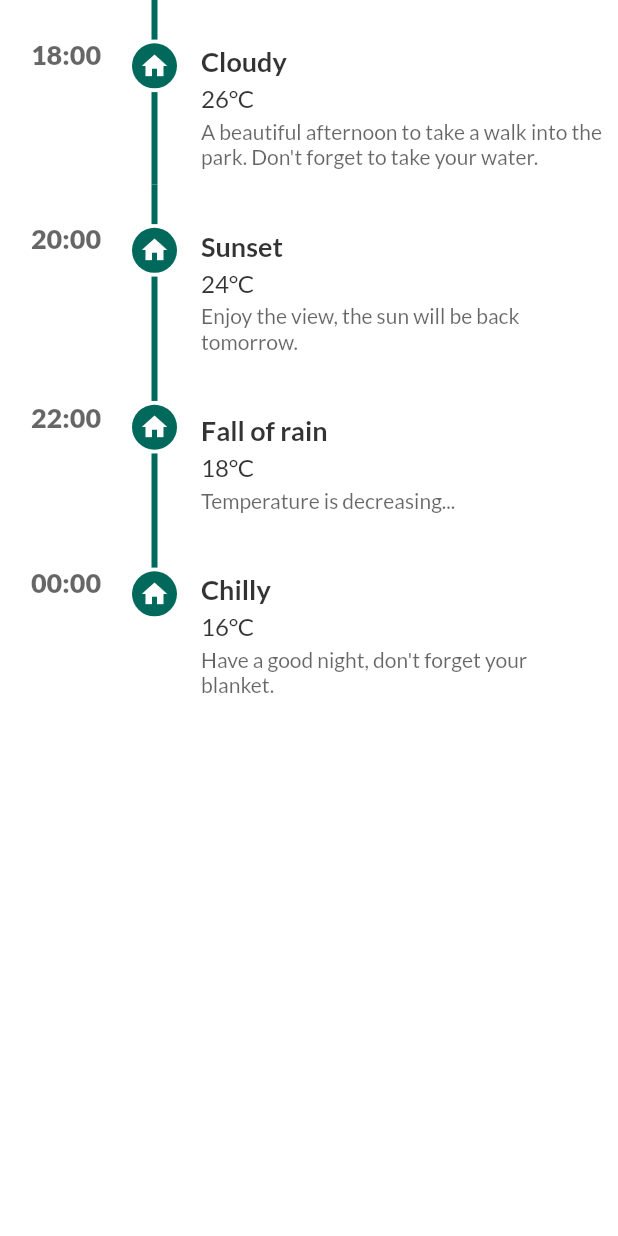
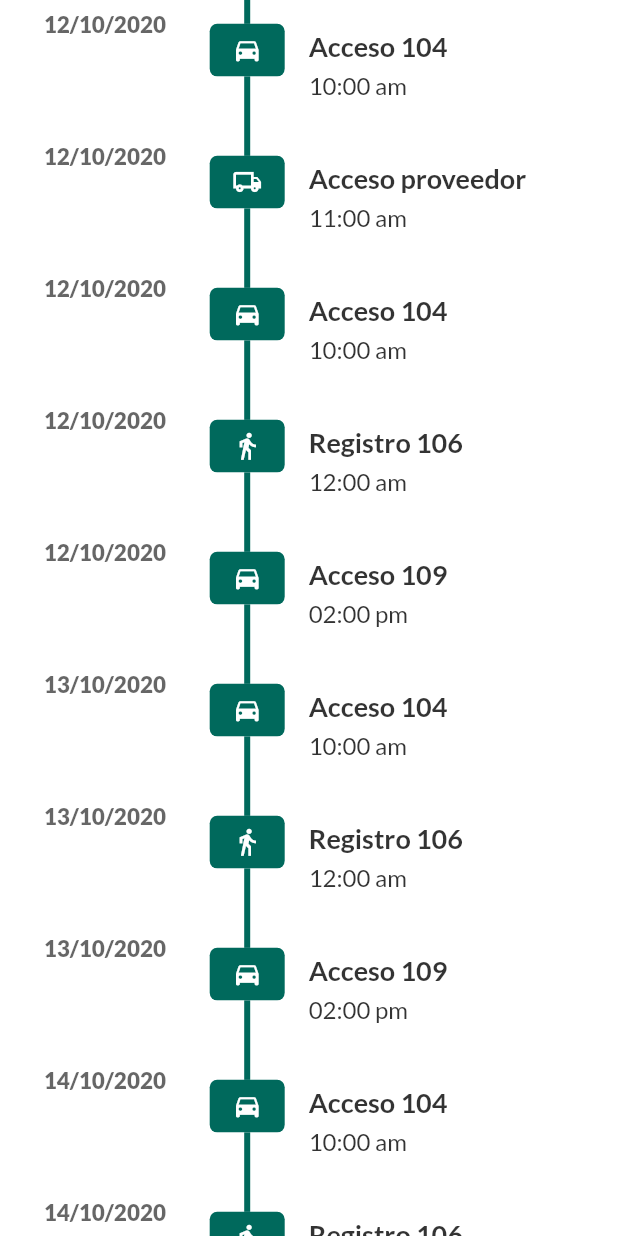
Before and after one commit to FcoSuastegui/Flutter, a Flutter app: the BitacoraBody widget shown alone on an empty page, opened directly, on a phone screen of 412 x 824 dp. Run offline on Flutter 3.47's test engine with Material 2 defaults, Android fonts, the phone set to English and light mode, and no system bars; drawn by our look-alikes of timeline_tile; our stand-ins replace badges, dropdown_search, flutter_icons, get, google_fonts, google_nav_bar and 3 more; missing offline and left inert: barcode_scan, direct_select_flutter, flutter_form_bloc.

Commit message:
vista de bitacora terminada

```diff
--- a/lib/src/routes/routes.dart
+++ b/lib/src/routes/routes.dart
@@ -1,3 +1,4 @@
+import 'package:PipoVigilante/src/views/bitacora/bitacora_details_view.dart';
 import 'package:get/get.dart';
 import 'package:PipoVigilante/src/views/acceso/acceso_peatonal_view.dart';
 import 'package:PipoVigilante/src/views/acceso/acceso_vehiculo_view.dart';
@@ -34,6 +35,10 @@ class Routes {
       page: () => BitacoraView(),
     ),
     GetPage(
+      name: BitacoraDetailsView.routeName,
+      page: () => BitacoraDetailsView(),
+    ),
+    GetPage(
       name: AccesoVehiculoView.routeName,
       page: () => AccesoVehiculoView(),
       binding: AccesoBinding(),
--- a/lib/src/views/bitacora/components/bitacora_body.dart
+++ b/lib/src/views/bitacora/components/bitacora_body.dart
@@ -1,62 +1,137 @@
 import 'package:PipoVigilante/src/views/bitacora/components/bitacora_icon_indicator.dart';
 import 'package:PipoVigilante/src/views/bitacora/components/bitacora_time_line.dart';
 import 'package:flutter/material.dart';
+import 'package:get/get.dart';
 
 class BitacoraBody extends StatelessWidget {
   const BitacoraBody({Key key}) : super(key: key);
 
   @override
   Widget build(BuildContext context) {
-    return Theme(
-      data: Theme.of(context).copyWith(
-        accentColor: Colors.black
-      ),
-      child: ListView(
+    return ListView(
       children: <Widget>[
         BitacoraTimeLine(
           indicator: const BitacoraIconIndicator(
-              iconData: Icons.home,
+            iconData: Icons.directions_car,
             size: 20,
           ),
-            time: '18:00',
-            weather: 'Cloudy',
-            temperature: '26°C',
-            phrase: 'A beautiful afternoon to take a walk into the park.'
-                " Don't forget to take your water.",
+          time: '12/10/2020',
+          title: 'Acceso 104',
+          subtitle: '10:00 am',
+          onTap: () => Get.toNamed('/bitacora-details'),
         ),
         BitacoraTimeLine(
           indicator: const BitacoraIconIndicator(
-              iconData: Icons.home,
+            iconData: Icons.local_shipping_outlined,
             size: 20,
           ),
-            time: '20:00',
-            weather: 'Sunset',
-            temperature: '24°C',
-            phrase: 'Enjoy the view, the sun will be back tomorrow.',
+          time: '12/10/2020',
+          title: 'Acceso proveedor',
+          subtitle: '11:00 am',
+          description: "",
+          onTap: () => Get.toNamed('/bitacora-details'),
         ),
         BitacoraTimeLine(
           indicator: const BitacoraIconIndicator(
-              iconData: Icons.home,
+            iconData: Icons.directions_car,
             size: 20,
           ),
-            time: '22:00',
-            weather: 'Fall of rain',
-            temperature: '18°C',
-            phrase: 'Temperature is decreasing...',
+          time: '12/10/2020',
+          title: 'Acceso 104',
+          subtitle: '10:00 am',
+          description: "",
+          onTap: () => Get.toNamed('/bitacora-details'),
         ),
         BitacoraTimeLine(
           indicator: const BitacoraIconIndicator(
-              iconData: Icons.home,
+            iconData: Icons.directions_walk,
             size: 20,
           ),
-            time: '00:00',
-            weather: 'Chilly',
-            temperature: '16°C',
-            phrase: "Have a good night, don't forget your blanket.",
+          time: '12/10/2020',
+          title: 'Registro 106',
+          subtitle: '12:00 am',
+          description: "",
+          onTap: () => Get.toNamed('/bitacora-details'),
+        ),
+        BitacoraTimeLine(
+          indicator: const BitacoraIconIndicator(
+            iconData: Icons.directions_car,
+            size: 20,
+          ),
+          time: '12/10/2020',
+          title: 'Acceso 109',
+          subtitle: '02:00 pm',
+          description: "",
+          onTap: () => Get.toNamed('/bitacora-details'),
+        ),
+        BitacoraTimeLine(
+          indicator: const BitacoraIconIndicator(
+            iconData: Icons.directions_car,
+            size: 20,
+          ),
+          time: '13/10/2020',
+          title: 'Acceso 104',
+          subtitle: '10:00 am',
+          description: "",
+          onTap: () => Get.toNamed('/bitacora-details'),
+        ),
+        BitacoraTimeLine(
+          indicator: const BitacoraIconIndicator(
+            iconData: Icons.directions_walk,
+            size: 20,
+          ),
+          time: '13/10/2020',
+          title: 'Registro 106',
+          subtitle: '12:00 am',
+          description: "",
+          onTap: () => Get.toNamed('/bitacora-details'),
+        ),
+        BitacoraTimeLine(
+          indicator: const BitacoraIconIndicator(
+            iconData: Icons.directions_car,
+            size: 20,
+          ),
+          time: '13/10/2020',
+          title: 'Acceso 109',
+          subtitle: '02:00 pm',
+          description: "",
+          onTap: () => Get.toNamed('/bitacora-details'),
+        ),
+        BitacoraTimeLine(
+          indicator: const BitacoraIconIndicator(
+            iconData: Icons.directions_car,
+            size: 20,
+          ),
+          time: '14/10/2020',
+          title: 'Acceso 104',
+          subtitle: '10:00 am',
+          description: "",
+          onTap: () => Get.toNamed('/bitacora-details'),
+        ),
+        BitacoraTimeLine(
+          indicator: const BitacoraIconIndicator(
+            iconData: Icons.directions_walk,
+            size: 20,
+          ),
+          time: '14/10/2020',
+          title: 'Registro 106',
+          subtitle: '12:00 am',
+          description: "",
+          onTap: () => Get.toNamed('/bitacora-details'),
+        ),
+        BitacoraTimeLine(
+          indicator: const BitacoraIconIndicator(
+            iconData: Icons.directions_car,
+            size: 20,
+          ),
+          time: '14/10/2020',
+          title: 'Acceso 109',
+          subtitle: '02:00 pm',
+          description: "",
           isLast: true,
+          onTap: () => Get.toNamed('/bitacora-details'),
         ),
       ],
-      ),
     );
   }
 }
--- a/lib/src/views/bitacora/components/bitacora_icon_indicator.dart
+++ b/lib/src/views/bitacora/components/bitacora_icon_indicator.dart
@@ -16,7 +16,8 @@ class BitacoraIconIndicator extends StatelessWidget {
       children: [
         Container(
           decoration: BoxDecoration(
-            shape: BoxShape.circle,
+            shape: BoxShape.rectangle,
+            borderRadius: BorderRadius.circular(5.0),
             color: AppTheme.kPrimaryColor,
           ),
         ),
@@ -24,13 +25,9 @@ class BitacoraIconIndicator extends StatelessWidget {
           child: Align(
             alignment: Alignment.center,
             child: SizedBox(
-              height: 30,
-              width: 30,
-              child: Icon(
-                iconData,
-                size: size,
-                color: Colors.white
-              ),
+              height: 50.0,
+              width: 50.0,
+              child: Icon(iconData, size: size, color: Colors.white),
             ),
           ),
         ),
--- a/lib/src/views/bitacora/components/bitacora_time_line.dart
+++ b/lib/src/views/bitacora/components/bitacora_time_line.dart
@@ -7,74 +7,82 @@ import 'package:timeline_tile/timeline_tile.dart';
 class BitacoraTimeLine extends StatelessWidget {
   final BitacoraIconIndicator indicator;
   final String time;
-  final String weather;
-  final String temperature;
-  final String phrase;
+  final String title;
+  final String subtitle;
+  final String description;
   final bool isLast;
+  final Function onTap;
 
   BitacoraTimeLine({
     Key key,
     this.indicator,
-    this.time,
-    this.weather,
-    this.temperature,
-    this.phrase,
+    @required this.time,
+    @required this.title,
+    this.subtitle,
+    this.description,
     this.isLast = false,
+    this.onTap,
   }) : super(key: key);
 
   @override
   Widget build(BuildContext context) {
     return TimelineTile(
       alignment: TimelineAlign.manual,
-      lineXY: 0.25,
+      lineXY: 0.4,
       beforeLineStyle: LineStyle(color: AppTheme.kPrimaryColor),
       indicatorStyle: IndicatorStyle(
         indicatorXY: 0.3,
         drawGap: true,
-        width: 30.0,
-        height: 35,
+        width: 50.0,
+        height: 35.0,
         indicator: indicator,
       ),
       isLast: isLast,
       startChild: Center(
         child: Container(
-          alignment: const Alignment(0.0, -0.50),
+          alignment: const Alignment(0.0, -0.80),
           child: Text(
-            time,
+            time ?? '',
             style: GoogleFonts.lato(
-              fontSize: 18,
+              fontSize: 15.0,
               color: Colors.black.withOpacity(0.6),
               fontWeight: FontWeight.w800,
             ),
           ),
         ),
       ),
-      endChild: Padding(
-        padding:
-            const EdgeInsets.only(left: 16, right: 10, top: 30, bottom: 10),
+      endChild: GestureDetector(
+        onTap: onTap,
+        child: Padding(
+          padding: const EdgeInsets.only(
+            left: 16.0,
+            right: 10.0,
+            top: 20.0,
+            bottom: 0.0,
+          ),
           child: Column(
             crossAxisAlignment: CrossAxisAlignment.start,
             children: <Widget>[
               Text(
-              weather,
+                title ?? '',
                 style: GoogleFonts.lato(
                   fontSize: 18,
                   color: Colors.black.withOpacity(0.8),
                   fontWeight: FontWeight.bold,
                 ),
               ),
-            const SizedBox(height: 4),
+              const SizedBox(height: 5.0),
               Text(
-              temperature,
+                subtitle ?? '',
                 style: GoogleFonts.lato(
                   fontSize: 16,
                   color: Colors.black.withOpacity(0.8),
                   fontWeight: FontWeight.normal,
                 ),
               ),
-            const SizedBox(height: 4),
+              const SizedBox(height: 5.0),
               Text(
-              phrase,
+                description ?? '',
                 style: GoogleFonts.lato(
                   fontSize: 14,
                   color: Colors.black.withOpacity(0.6),
@@ -84,6 +92,7 @@ class BitacoraTimeLine extends StatelessWidget {
             ],
           ),
         ),
+      ),
     );
   }
 }
```
Also changed, not shown: lib/src/views/bitacora/bitacora_details_view.dart (added, +142 -0 lines). Lines whose indentation alone changed are shown as unchanged.
